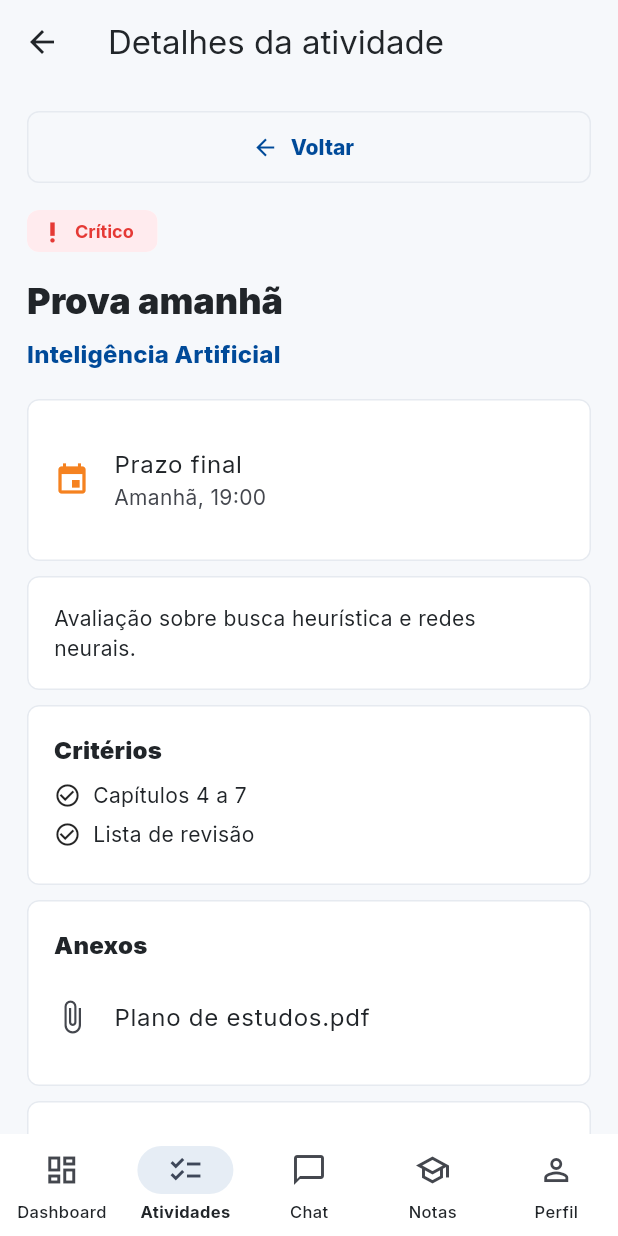
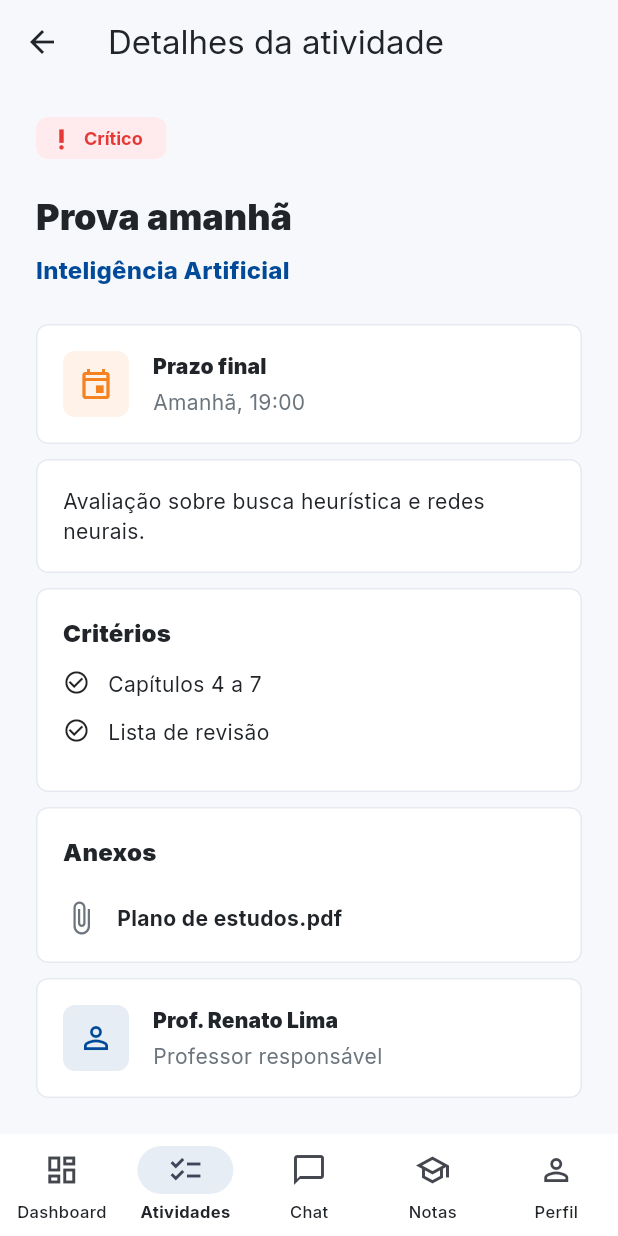
Before and after one commit to ykiakao/uniconnect-clients, a Flutter app: the screen it shows after launch, after a tap on "Entrar", after a tap on "Inteligência Artificial", on a phone screen of 412 x 824 dp. Run offline on Flutter 3.47's test engine with Material 3 defaults, Android fonts, the phone set to English and light mode, and no system bars; our stand-ins replace flutter_riverpod, go_router, google_fonts.

Commit message:
Refine navigation and shared UI components

```diff
--- a/lib/features/activities/presentation/activity_detail_page.dart
+++ b/lib/features/activities/presentation/activity_detail_page.dart
@@ -3,10 +3,14 @@ import 'package:flutter_riverpod/flutter_riverpod.dart';
 
 import '../../../core/constants/app_routes.dart';
 import '../../../core/theme/app_colors.dart';
-import '../../../shared/widgets/app_back_button.dart';
+import '../../../core/theme/app_spacing.dart';
+import '../../../shared/widgets/app_buttons.dart';
 import '../../../shared/widgets/app_card.dart';
+import '../../../shared/widgets/app_header.dart';
 import '../../../shared/widgets/bottom_nav.dart';
+import '../../../shared/widgets/info_card.dart';
 import '../providers/activity_provider.dart';
+import '../widgets/activity_detail_items.dart';
 import '../widgets/priority_badge.dart';
 
 class ActivityDetailPage extends ConsumerWidget {
@@ -19,37 +23,42 @@ class ActivityDetailPage extends ConsumerWidget {
     final activity = ref.watch(activityByIdProvider(activityId));
 
     if (activity == null) {
-      return Scaffold(
-        appBar: AppBar(
-          leading: const AppBackButton(fallbackRoute: AppRoutes.activities),
-          title: const Text('Atividade'),
+      return const Scaffold(
+        appBar: AppHeader(
+          title: 'Atividade',
+          fallbackRoute: AppRoutes.activities,
         ),
-        body: const Center(child: Text('Atividade não encontrada.')),
+        body: Center(child: Text('Atividade não encontrada.')),
       );
     }
 
     return Scaffold(
-      appBar: AppBar(
-        leading: const AppBackButton(fallbackRoute: AppRoutes.activities),
-        title: const Text('Detalhes da atividade'),
+      appBar: const AppHeader(
+        title: 'Detalhes da atividade',
+        fallbackRoute: AppRoutes.activities,
       ),
       bottomNavigationBar: const UniBottomNav(currentIndex: 1),
-      body: ListView(
-        padding: const EdgeInsets.all(18),
+      body: SafeArea(
+        child: ListView(
+          padding: const EdgeInsets.fromLTRB(
+            AppSpacing.lg,
+            AppSpacing.md,
+            AppSpacing.lg,
+            AppSpacing.xl,
+          ),
           children: [
-          const AppBackAction(fallbackRoute: AppRoutes.activities),
             Align(
               alignment: Alignment.centerLeft,
               child: PriorityBadge(priority: activity.priority),
             ),
-          const SizedBox(height: 10),
+            const SizedBox(height: AppSpacing.md),
             Text(
               activity.title,
               style: Theme.of(context).textTheme.headlineSmall?.copyWith(
                     fontWeight: FontWeight.w900,
                   ),
             ),
-          const SizedBox(height: 8),
+            const SizedBox(height: AppSpacing.xs),
             Text(
               activity.subject,
               style: Theme.of(context).textTheme.titleMedium?.copyWith(
@@ -57,81 +66,46 @@ class ActivityDetailPage extends ConsumerWidget {
                     fontWeight: FontWeight.w800,
                   ),
             ),
-          const SizedBox(height: 18),
+            const SizedBox(height: AppSpacing.lg),
+            InfoCard(
+              icon: Icons.event_outlined,
+              title: 'Prazo final',
+              subtitle: activity.dueLabel,
+              color: AppColors.secondary,
+            ),
             AppCard(
-            child: ListTile(
-              contentPadding: EdgeInsets.zero,
-              leading: const Icon(Icons.event, color: AppColors.secondary),
-              title: const Text('Prazo final'),
-              subtitle: Text(activity.dueLabel),
+              child: Text(
+                activity.description,
+                style: Theme.of(context).textTheme.bodyMedium,
               ),
             ),
             AppCard(
-            child: Text(activity.description),
-          ),
-          AppCard(
-            child: Column(
-              crossAxisAlignment: CrossAxisAlignment.start,
-              children: [
-                Text(
-                  'Critérios',
-                  style: Theme.of(context).textTheme.titleMedium?.copyWith(
-                        fontWeight: FontWeight.w900,
-                      ),
-                ),
-                const SizedBox(height: 8),
-                ...activity.criteria.map(
-                  (criterion) => Padding(
-                    padding: const EdgeInsets.only(bottom: 6),
-                    child: Row(
-                      children: [
-                        const Icon(Icons.check_circle_outline, size: 18),
-                        const SizedBox(width: 8),
-                        Expanded(child: Text(criterion)),
-                      ],
-                    ),
-                  ),
-                ),
-              ],
+              child: _DetailSection(
+                title: 'Critérios',
+                children: activity.criteria
+                    .map((criterion) => CriteriaItem(label: criterion))
+                    .toList(),
               ),
             ),
             AppCard(
-            child: Column(
-              crossAxisAlignment: CrossAxisAlignment.start,
-              children: [
-                Text(
-                  'Anexos',
-                  style: Theme.of(context).textTheme.titleMedium?.copyWith(
-                        fontWeight: FontWeight.w900,
+              child: _DetailSection(
+                title: 'Anexos',
+                emptyText: 'Nenhum anexo publicado.',
+                children: activity.attachments
+                    .map((attachment) => AttachmentItem(fileName: attachment))
+                    .toList(),
               ),
             ),
-                const SizedBox(height: 8),
-                if (activity.attachments.isEmpty)
-                  const Text('Nenhum anexo publicado.')
-                else
-                  ...activity.attachments.map(
-                    (attachment) => ListTile(
-                      contentPadding: EdgeInsets.zero,
-                      leading: const Icon(Icons.attach_file),
-                      title: Text(attachment),
+            InfoCard(
+              icon: Icons.person_outline,
+              title: activity.teacher,
+              subtitle: 'Professor responsável',
+              color: AppColors.primary,
             ),
-                  ),
-              ],
-            ),
-          ),
-          AppCard(
-            child: ListTile(
-              contentPadding: EdgeInsets.zero,
-              leading: const CircleAvatar(
-                backgroundColor: AppColors.primary,
-                child: Icon(Icons.person_outline, color: Colors.white),
-              ),
-              title: Text(activity.teacher),
-              subtitle: const Text('Professor responsável'),
-            ),
-          ),
-          const SizedBox(height: 8),
-          ElevatedButton.icon(
+            const SizedBox(height: AppSpacing.md),
+            PrimaryButton(
+              icon: Icons.task_alt,
+              label: 'Marcar como concluída',
               onPressed: () {
                 ScaffoldMessenger.of(context).showSnackBar(
                   const SnackBar(
@@ -139,13 +113,47 @@ class ActivityDetailPage extends ConsumerWidget {
                   ),
                 );
               },
-            icon: const Icon(Icons.task_alt),
-            label: const Text('Marcar como concluída'),
             ),
-          const SizedBox(height: 10),
-          const AppBackTextButton(fallbackRoute: AppRoutes.activities),
           ],
+        ),
       ),
     );
   }
 }
+
+class _DetailSection extends StatelessWidget {
+  const _DetailSection({
+    required this.title,
+    required this.children,
+    this.emptyText,
+  });
+
+  final String title;
+  final List<Widget> children;
+  final String? emptyText;
+
+  @override
+  Widget build(BuildContext context) {
+    return Column(
+      crossAxisAlignment: CrossAxisAlignment.start,
+      children: [
+        Text(
+          title,
+          style: Theme.of(context).textTheme.titleMedium?.copyWith(
+                fontWeight: FontWeight.w900,
+              ),
+        ),
+        const SizedBox(height: AppSpacing.sm),
+        if (children.isEmpty)
+          Text(
+            emptyText ?? 'Nenhum item disponível.',
+            style: Theme.of(context).textTheme.bodyMedium?.copyWith(
+                  color: AppColors.muted,
+                ),
+          )
+        else
+          ...children,
+      ],
+    );
+  }
+}
--- /dev/null
+++ b/lib/features/activities/widgets/activity_detail_items.dart
@@ -0,0 +1,50 @@
+import 'package:flutter/material.dart';
+
+import '../../../core/theme/app_colors.dart';
+import '../../../core/theme/app_spacing.dart';
+
+class CriteriaItem extends StatelessWidget {
+  const CriteriaItem({super.key, required this.label});
+
+  final String label;
+
+  @override
+  Widget build(BuildContext context) {
+    return Padding(
+      padding: const EdgeInsets.only(bottom: AppSpacing.sm),
+      child: Row(
+        crossAxisAlignment: CrossAxisAlignment.start,
+        children: [
+          const Icon(Icons.check_circle_outline, size: 18),
+          const SizedBox(width: AppSpacing.sm),
+          Expanded(child: Text(label)),
+        ],
+      ),
+    );
+  }
+}
+
+class AttachmentItem extends StatelessWidget {
+  const AttachmentItem({super.key, required this.fileName});
+
+  final String fileName;
+
+  @override
+  Widget build(BuildContext context) {
+    return Padding(
+      padding: const EdgeInsets.only(top: AppSpacing.xs),
+      child: Row(
+        children: [
+          const Icon(Icons.attach_file, color: AppColors.muted),
+          const SizedBox(width: AppSpacing.sm),
+          Expanded(
+            child: Text(
+              fileName,
+              style: const TextStyle(fontWeight: FontWeight.w700),
+            ),
+          ),
+        ],
+      ),
+    );
+  }
+}
--- a/lib/shared/widgets/app_back_button.dart
+++ b/lib/shared/widgets/app_back_button.dart
@@ -29,57 +29,3 @@ class AppBackButton extends StatelessWidget {
     context.go(fallbackRoute);
   }
 }
-
-class AppBackTextButton extends StatelessWidget {
-  const AppBackTextButton({
-    super.key,
-    required this.fallbackRoute,
-    this.label = 'Voltar',
-  });
-
-  final String fallbackRoute;
-  final String label;
-
-  @override
-  Widget build(BuildContext context) {
-    return OutlinedButton.icon(
-      onPressed: () => _goBack(context),
-      icon: const Icon(Icons.arrow_back),
-      label: Text(label),
-    );
-  }
-
-  void _goBack(BuildContext context) {
-    if (context.canPop()) {
-      context.pop();
-      return;
-    }
-
-    context.go(fallbackRoute);
-  }
-}
-
-class AppBackAction extends StatelessWidget {
-  const AppBackAction({
-    super.key,
-    required this.fallbackRoute,
-    this.label = 'Voltar',
-  });
-
-  final String fallbackRoute;
-  final String label;
-
-  @override
-  Widget build(BuildContext context) {
-    return Align(
-      alignment: Alignment.centerLeft,
-      child: Padding(
-        padding: const EdgeInsets.only(bottom: 12),
-        child: AppBackTextButton(
-          fallbackRoute: fallbackRoute,
-          label: label,
-        ),
-      ),
-    );
-  }
-}
--- /dev/null
+++ b/lib/shared/widgets/app_header.dart
@@ -0,0 +1,31 @@
+import 'package:flutter/material.dart';
+
+import 'app_back_button.dart';
+
+class AppHeader extends StatelessWidget implements PreferredSizeWidget {
+  const AppHeader({
+    super.key,
+    required this.title,
+    this.fallbackRoute,
+    this.actions,
+  });
+
+  final String title;
+  final String? fallbackRoute;
+  final List<Widget>? actions;
+
+  @override
+  Size get preferredSize => const Size.fromHeight(kToolbarHeight);
+
+  @override
+  Widget build(BuildContext context) {
+    return AppBar(
+      automaticallyImplyLeading: fallbackRoute != null,
+      leading: fallbackRoute == null
+          ? null
+          : AppBackButton(fallbackRoute: fallbackRoute!),
+      title: Text(title),
+      actions: actions,
+    );
+  }
+}
--- /dev/null
+++ b/lib/shared/widgets/info_card.dart
@@ -0,0 +1,60 @@
+import 'package:flutter/material.dart';
+
+import '../../core/theme/app_colors.dart';
+import '../../core/theme/app_spacing.dart';
+import 'app_card.dart';
+
+class InfoCard extends StatelessWidget {
+  const InfoCard({
+    super.key,
+    required this.icon,
+    required this.title,
+    required this.subtitle,
+    this.color = AppColors.primary,
+  });
+
+  final IconData icon;
+  final String title;
+  final String subtitle;
+  final Color color;
+
+  @override
+  Widget build(BuildContext context) {
+    return AppCard(
+      child: Row(
+        children: [
+          Container(
+            width: 44,
+            height: 44,
+            decoration: BoxDecoration(
+              color: color.withValues(alpha: .10),
+              borderRadius: BorderRadius.circular(8),
+            ),
+            child: Icon(icon, color: color),
+          ),
+          const SizedBox(width: AppSpacing.md),
+          Expanded(
+            child: Column(
+              crossAxisAlignment: CrossAxisAlignment.start,
+              children: [
+                Text(
+                  title,
+                  style: Theme.of(context).textTheme.titleSmall?.copyWith(
+                        fontWeight: FontWeight.w900,
+                      ),
+                ),
+                const SizedBox(height: AppSpacing.xxs),
+                Text(
+                  subtitle,
+                  style: Theme.of(context).textTheme.bodyMedium?.copyWith(
+                        color: AppColors.muted,
+                      ),
+                ),
+              ],
+            ),
+          ),
+        ],
+      ),
+    );
+  }
+}
```
Also changed, not shown: lib/features/activities/presentation/activities_page.dart (+10 -6 lines), lib/features/chat/presentation/chat_page.dart (+32 -19 lines), lib/features/grades/presentation/grades_page.dart (+10 -6 lines), lib/features/profile/presentation/profile_page.dart (+14 -9 lines), lib/features/teacher/presentation/create_activity_page.dart (+14 -11 lines), lib/features/teacher/presentation/teacher_dashboard_page.dart (+17 -10 lines), lib/features/teacher/presentation/teacher_grades_page.dart (+16 -12 lines), lib/shared/widgets/app_buttons.dart (added, +53 -0 lines). Lines whose indentation alone changed are shown as unchanged.
